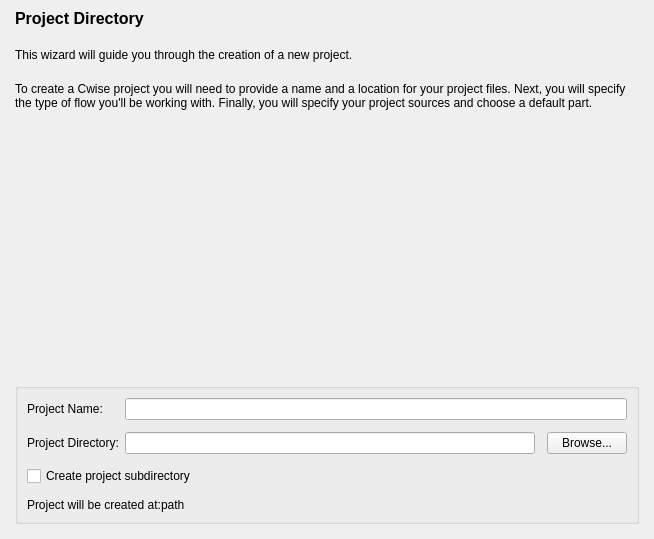
Above: src/NewProject/location_form.ui from os-fpga/FOEDAG before the change. Below: the same form after it.
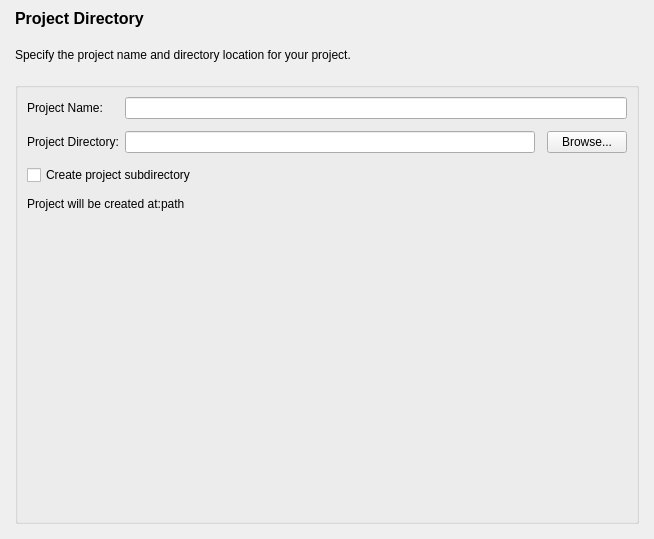
That is the form after the change.

Commit message: Update Project Location screen

```diff
--- a/src/NewProject/location_form.ui
+++ b/src/NewProject/location_form.ui
@@ -49,39 +49,13 @@
    <item>
     <widget class="QLabel" name="m_labelCont">
      <property name="text">
-      <string>This wizard will guide you through the creation of a new project.</string>
+      <string>Specify the project name and directory location for your project.</string>
      </property>
      <property name="wordWrap">
       <bool>true</bool>
      </property>
     </widget>
    </item>
-   <item>
-    <widget class="QLabel" name="m_labelTail">
-     <property name="text">
-      <string>To create a Cwise project you will need to provide a name and a location for your project files. Next, you will specify the type of flow you'll be working with. Finally, you will specify your project sources and choose a default part.</string>
-     </property>
-     <property name="textFormat">
-      <enum>Qt::AutoText</enum>
-     </property>
-     <property name="wordWrap">
-      <bool>true</bool>
-     </property>
-    </widget>
-   </item>
-   <item>
-    <spacer name="verticalSpacer">
-     <property name="orientation">
-      <enum>Qt::Vertical</enum>
-     </property>
-     <property name="sizeHint" stdset="0">
-      <size>
-       <width>20</width>
-       <height>207</height>
-      </size>
-     </property>
-    </spacer>
-   </item>
    <item>
     <widget class="QGroupBox" name="m_groupBox">
      <property name="styleSheet">
@@ -190,6 +164,19 @@
         </item>
        </layout>
       </item>
+      <item>
+       <spacer name="verticalSpacer">
+        <property name="orientation">
+         <enum>Qt::Vertical</enum>
+        </property>
+        <property name="sizeHint" stdset="0">
+         <size>
+          <width>20</width>
+          <height>207</height>
+         </size>
+        </property>
+       </spacer>
+      </item>
      </layout>
     </widget>
    </item>
```
Left out of the diff: 2 changed lines with no effect on the pictures. The commit also changes 1 other file.
